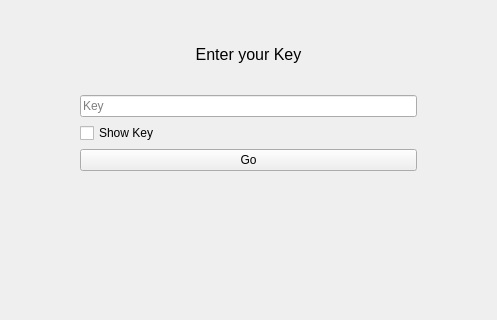
The window that mainwindow.ui (Chuks8888/PasswordManager) describes before a commit, drawn with Qt 5; both pictures show x 142 to 639 and y 140 to 460 of the 780 by 592 pixel window.
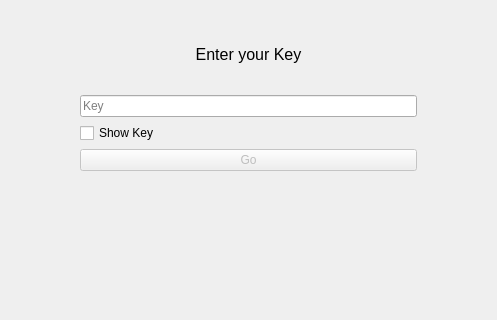
The same window after the commit.

```diff
--- a/mainwindow.ui
+++ b/mainwindow.ui
@@ -150,6 +150,9 @@
          </item>
          <item>
           <widget class="QPushButton" name="LoginButton">
+           <property name="enabled">
+            <bool>false</bool>
+           </property>
            <property name="text">
             <string>Go</string>
            </property>
```
Left out of the diff: 11 changed lines with no effect on the pictures. Lines whose indentation alone changed are shown as unchanged.
